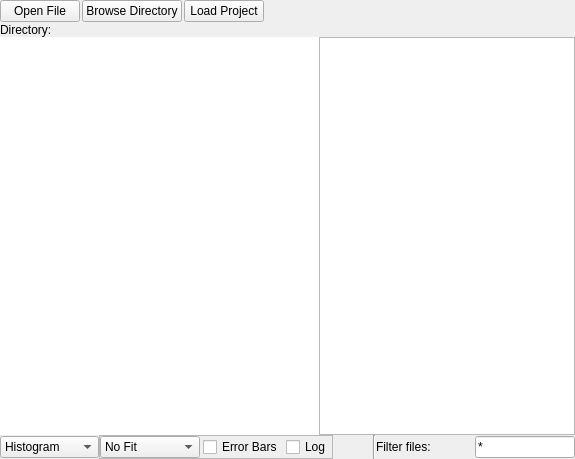
csparkresearch/cnspec, file utilities/templates/fileBrowser.ui: the form before one commit.
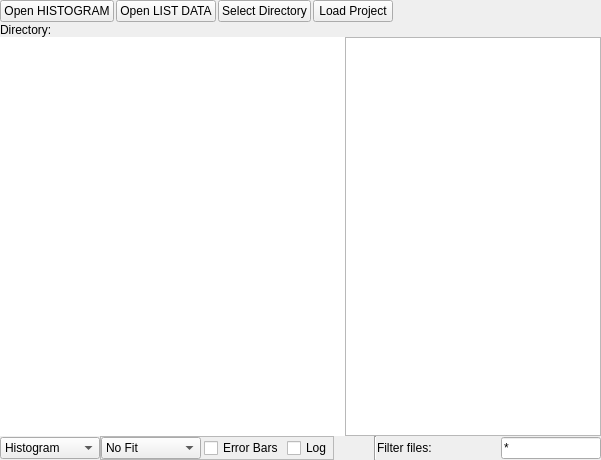
The form after the commit. Icons and pictures are not drawn.

Patch:
```diff
--- a/utilities/templates/fileBrowser.ui
+++ b/utilities/templates/fileBrowser.ui
@@ -6,8 +6,8 @@
    <rect>
     <x>0</x>
     <y>0</y>
-    <width>575</width>
-    <height>459</height>
+    <width>601</width>
+    <height>460</height>
    </rect>
   </property>
   <property name="windowTitle">
@@ -243,46 +243,6 @@
        <number>0</number>
       </property>
       <item row="0" column="2">
-       <widget class="QPushButton" name="dirChange_2">
-        <property name="minimumSize">
-         <size>
-          <width>0</width>
-          <height>0</height>
-         </size>
-        </property>
-        <property name="maximumSize">
-         <size>
-          <width>150</width>
-          <height>30</height>
-         </size>
-        </property>
-        <property name="text">
-         <string>Load Project</string>
-        </property>
-        <property name="icon">
-         <iconset resource="res.qrc">
-          <normaloff>:/control/projectfolder.svg</normaloff>:/control/projectfolder.svg</iconset>
-        </property>
-       </widget>
-      </item>
-      <item row="0" column="0">
-       <widget class="QPushButton" name="fileOpenButton">
-        <property name="sizePolicy">
-         <sizepolicy hsizetype="Maximum" vsizetype="Fixed">
-          <horstretch>0</horstretch>
-          <verstretch>0</verstretch>
-         </sizepolicy>
-        </property>
-        <property name="text">
-         <string>Open File</string>
-        </property>
-        <property name="icon">
-         <iconset resource="res.qrc">
-          <normaloff>:/control/document-open.png</normaloff>:/control/document-open.png</iconset>
-        </property>
-       </widget>
-      </item>
-      <item row="0" column="1">
        <widget class="QPushButton" name="dirChange">
         <property name="minimumSize">
          <size>
@@ -297,7 +257,7 @@
          </size>
         </property>
         <property name="text">
-         <string>Browse Directory</string>
+         <string>Select Directory</string>
         </property>
         <property name="icon">
          <iconset resource="res.qrc">
@@ -305,7 +265,7 @@
         </property>
        </widget>
       </item>
-      <item row="0" column="3">
+      <item row="0" column="4">
        <spacer name="horizontalSpacer_2">
         <property name="orientation">
          <enum>Qt::Horizontal</enum>
@@ -318,7 +278,7 @@
         </property>
        </spacer>
       </item>
-      <item row="1" column="0" colspan="4">
+      <item row="1" column="0" colspan="5">
        <widget class="QLabel" name="pathLabel">
         <property name="text">
          <string>Directory:</string>
@@ -328,6 +288,63 @@
         </property>
        </widget>
       </item>
+      <item row="0" column="0">
+       <widget class="QPushButton" name="fileOpenButton">
+        <property name="sizePolicy">
+         <sizepolicy hsizetype="Maximum" vsizetype="Fixed">
+          <horstretch>0</horstretch>
+          <verstretch>0</verstretch>
+         </sizepolicy>
+        </property>
+        <property name="text">
+         <string>Open HISTOGRAM</string>
+        </property>
+        <property name="icon">
+         <iconset resource="res.qrc">
+          <normaloff>:/control/document-open.png</normaloff>:/control/document-open.png</iconset>
+        </property>
+       </widget>
+      </item>
+      <item row="0" column="3">
+       <widget class="QPushButton" name="dirChange_2">
+        <property name="minimumSize">
+         <size>
+          <width>0</width>
+          <height>0</height>
+         </size>
+        </property>
+        <property name="maximumSize">
+         <size>
+          <width>150</width>
+          <height>30</height>
+         </size>
+        </property>
+        <property name="text">
+         <string>Load Project</string>
+        </property>
+        <property name="icon">
+         <iconset resource="res.qrc">
+          <normaloff>:/control/projectfolder.svg</normaloff>:/control/projectfolder.svg</iconset>
+        </property>
+       </widget>
+      </item>
+      <item row="0" column="1">
+       <widget class="QPushButton" name="fileOpenButton_2">
+        <property name="sizePolicy">
+         <sizepolicy hsizetype="Maximum" vsizetype="Fixed">
+          <horstretch>0</horstretch>
+          <verstretch>0</verstretch>
+         </sizepolicy>
+        </property>
+        <property name="text">
+         <string>Open LIST DATA</string>
+        </property>
+        <property name="icon">
+         <iconset resource="res.qrc">
+          <normaloff>:/control/document-open.png</normaloff>:/control/document-open.png</iconset>
+        </property>
+       </widget>
+      </item>
      </layout>
     </widget>
    </item>
```
Left out of the diff: 21 changed lines with no effect on the pictures.
